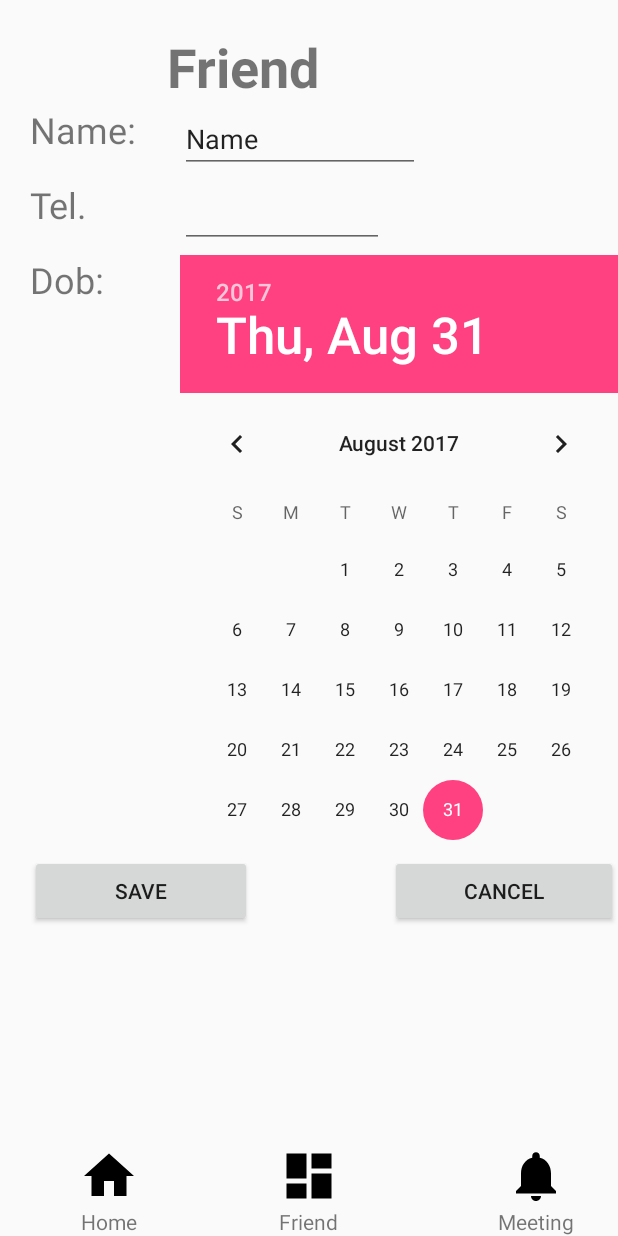
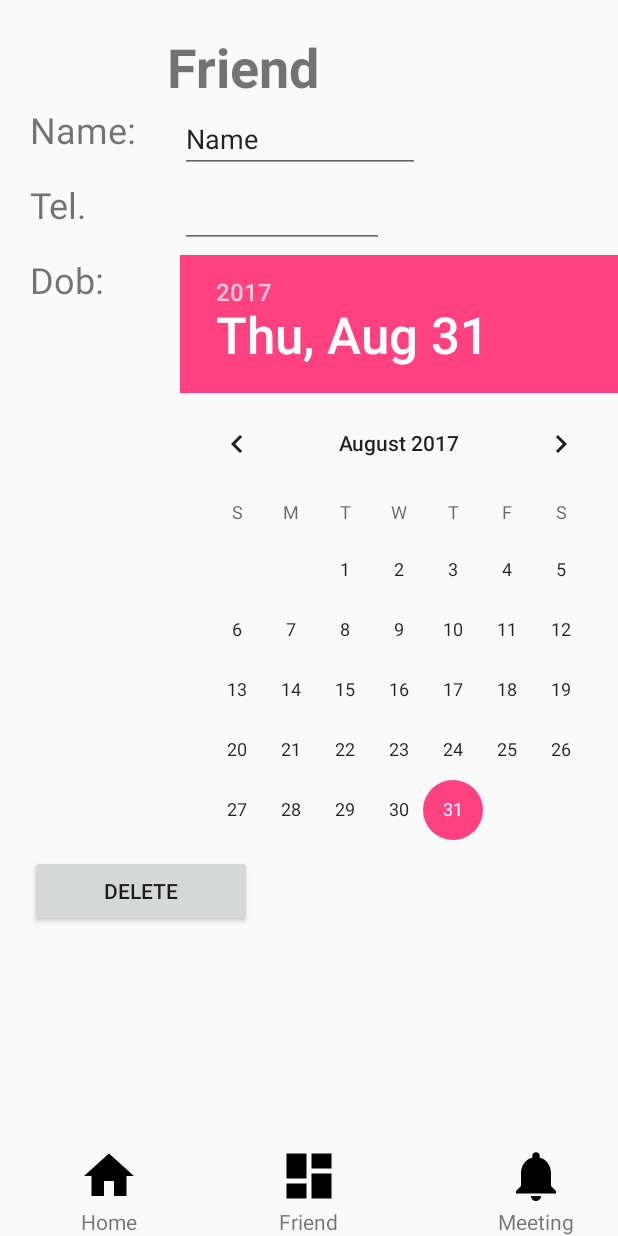
Before and after one commit to rmit-s3509578-chang-xinyu/FriendTrackerApp, an Android app: the fragment FriendEditFragment placed in its activity, on a phone screen of 412 x 824 dp. Run offline under Robolectric (Android 15) with nearby library versions, the phone set to English and light mode, and no system bars; 2 statements that could not run were skipped.

Commit message:
Add function to remove friend from list

```diff
--- a/src/main/java/com/example/xinyu/friendtracker/FriendEditFragment.java
+++ b/src/main/java/com/example/xinyu/friendtracker/FriendEditFragment.java
@@ -4,12 +4,14 @@ import android.content.Context;
 import android.net.Uri;
 import android.os.Bundle;
 import android.support.v4.app.Fragment;
+import android.support.v4.app.FragmentManager;
 import android.text.Editable;
 import android.text.TextWatcher;
 import android.util.Log;
 import android.view.LayoutInflater;
 import android.view.View;
 import android.view.ViewGroup;
+import android.widget.Button;
 import android.widget.EditText;
 
 import java.util.ArrayList;
@@ -45,6 +47,9 @@ public class FriendEditFragment extends Fragment {
     private ContactDetail contactDetail;
 
     private EditText editName, editEmail;
+    private Button removeButton;
+
+    private static final String DIALOG_REMOVE = "remove";
 
 
 
@@ -102,6 +107,9 @@ public class FriendEditFragment extends Fragment {
         editName.setText(contactDetail.getName());
         editEmail.setText(contactDetail.getEmail());
 
+        removeButton = v.findViewById(R.id.button2);
+
+
 
         editName.addTextChangedListener(new TextWatcher() {
             @Override
@@ -135,6 +143,22 @@ public class FriendEditFragment extends Fragment {
             public void afterTextChanged(Editable editable) {
 
             }
+        });
+
+
+
+        removeButton.setOnClickListener(new View.OnClickListener() {
+            @Override
+            public void onClick(View view) {
+                FragmentManager fm = getActivity().getSupportFragmentManager();
+                RemoveDialogFragment removeDialog = RemoveDialogFragment.newInstance(contactDetail.getId());
+                removeDialog.show(fm, DIALOG_REMOVE);
+
+
+            }
+
+
+
         });
     }
 
--- a/src/main/java/com/example/xinyu/friendtracker/FriendFragment.java
+++ b/src/main/java/com/example/xinyu/friendtracker/FriendFragment.java
@@ -36,7 +36,7 @@ public class FriendFragment extends Fragment {
     protected static final String LOG_TAG = "ASDFASDF";
 
 
-    private ArrayList<ContactDetail> list;
+    public static ArrayList<ContactDetail> list;
 
     ArrayAdapter<ContactDetail> arrayAdapter;
 
--- a/src/main/res/layout/fragment_friend_edit.xml
+++ b/src/main/res/layout/fragment_friend_edit.xml
@@ -42,16 +42,7 @@
         android:layout_gravity="center_horizontal|bottom|left"
         android:layout_marginLeft="20dp"
         android:layout_marginTop="360dp"
-        android:text="Save" />
-
-    <Button
-        android:id="@+id/button3"
-        android:layout_width="152dp"
-        android:layout_height="wrap_content"
-        android:layout_gravity="center_horizontal|bottom|right"
-        android:layout_marginLeft="220dp"
-        android:layout_marginTop="360dp"
-        android:text="Cancel" />
+        android:text="Delete" />
 
     <EditText
         android:id="@+id/editText"
@@ -72,13 +63,6 @@
         android:ems="10"
         android:inputType="phone" />
 
-    <DatePicker
-        android:id="@+id/datePicker"
-        android:layout_width="match_parent"
-        android:layout_height="match_parent"
-        android:layout_marginLeft="120dp"
-        android:layout_marginTop="170dp" />
-
     <TextView
         android:id="@+id/textView7"
         android:layout_width="wrap_content"
@@ -93,4 +77,11 @@
         android:text="Dob:"
         android:textSize="24sp" />
 
+    <DatePicker
+        android:id="@+id/datePicker"
+        android:layout_width="match_parent"
+        android:layout_height="match_parent"
+        android:layout_marginLeft="120dp"
+        android:layout_marginTop="170dp" />
+
 </FrameLayout>
```
Also changed, not shown: src/main/java/com/example/xinyu/friendtracker/RemoveDialogFragment.java (added, +59 -0 lines).
